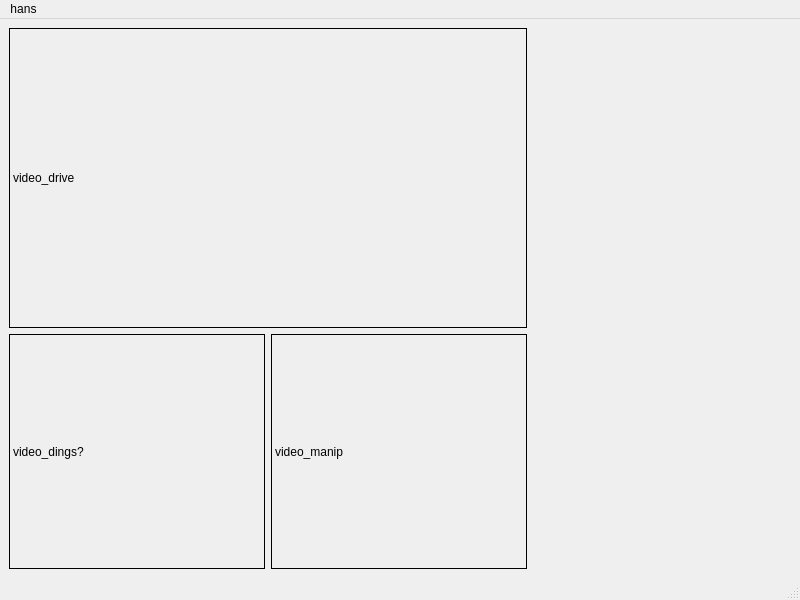
First picture: the form in francor_gui/src/francor_gui.ui, repository franc0r/francor_operator, before the edit.
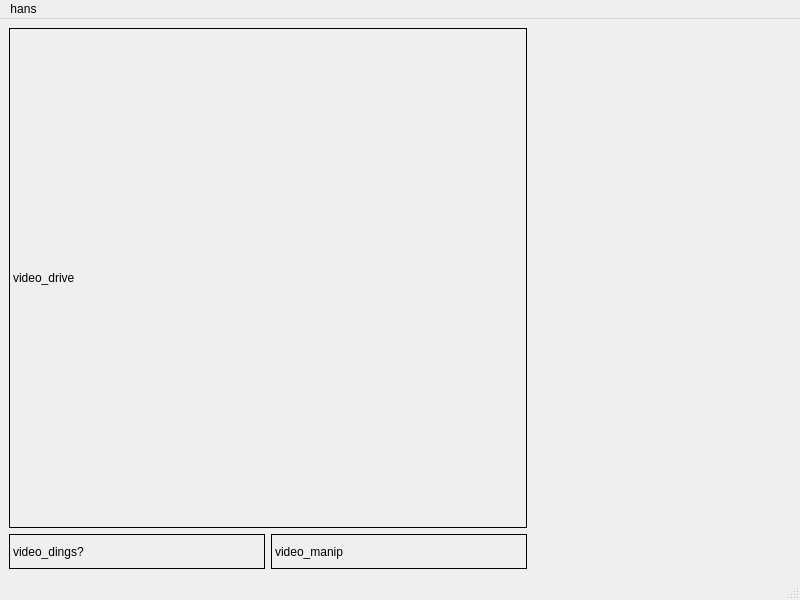
Second picture: the form after the edit.

The edit to the form file:
```diff
--- a/francor_gui/src/francor_gui.ui
+++ b/francor_gui/src/francor_gui.ui
@@ -22,7 +22,7 @@
         <property name="minimumSize">
          <size>
           <width>0</width>
-          <height>300</height>
+          <height>500</height>
          </size>
         </property>
         <property name="frameShape">
```
